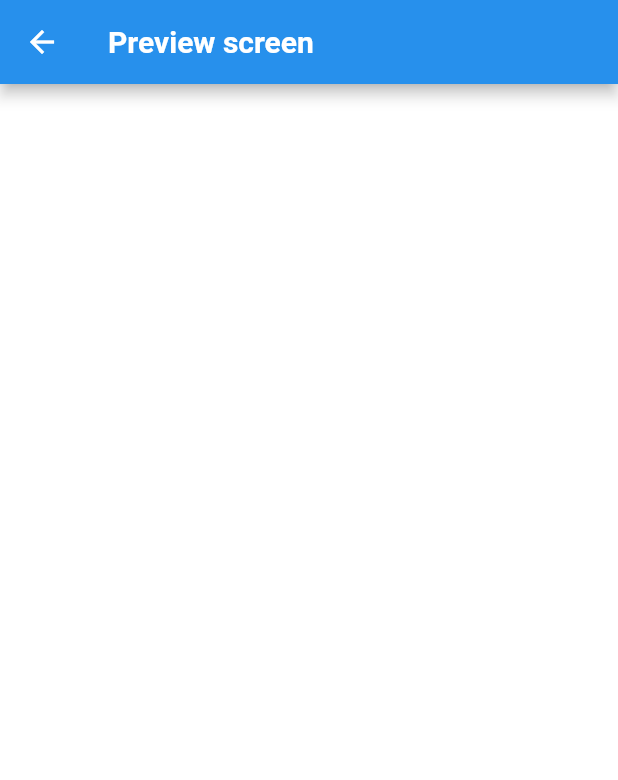
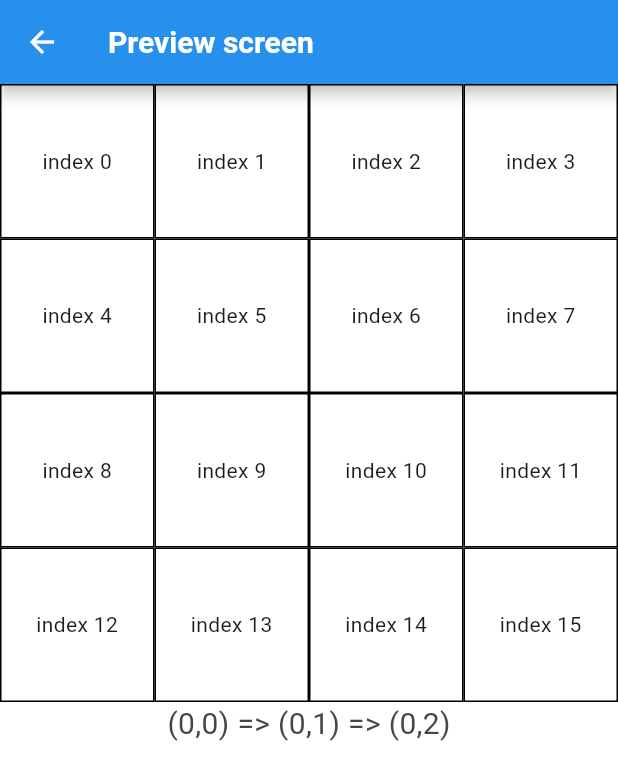
Before and after one commit to MaximDmytruk/short_path, a Flutter app: the PreviewScreen screen opened by its route, on a phone screen of 412 x 824 dp. Shown: the top 780 px of the screen. Run offline on Flutter 3.47's test engine with Material 3 defaults, Android fonts, the phone set to English and light mode, and no system bars.

Commit message:
Add widgets in PreviewScreen

```diff
--- a/lib/screens/preview_screen/preview_screen.dart
+++ b/lib/screens/preview_screen/preview_screen.dart
@@ -1,4 +1,5 @@
 import 'package:flutter/material.dart';
+import 'package:short_path/constants/colors_app/colors_app.dart';
 import 'package:short_path/widgets/custom_app_bars/custom_app_bar.dart';
 
 class PreviewScreen extends StatefulWidget {
@@ -13,6 +14,34 @@ class PreviewScreen extends StatefulWidget {
 class _PreviewScreenState extends State<PreviewScreen> {
   @override
   Widget build(BuildContext context) {
-    return Scaffold(appBar: CustomAppBar(titleName: 'Preview screen'));
+    return Scaffold(
+      appBar: CustomAppBar(titleName: 'Preview screen'),
+      body: Column(
+        children: [
+          GridView.builder(
+            shrinkWrap: true,
+            physics: NeverScrollableScrollPhysics(),
+            itemCount: 16,
+            gridDelegate: SliverGridDelegateWithFixedCrossAxisCount(
+              crossAxisCount: 4,
+            ),
+            itemBuilder: (BuildContext context, int index) {
+              return Container(
+                decoration: BoxDecoration(
+                  border: Border.all(width: 1, color: Colors.black),
+                ),
+                child: Center(
+                  child: Text('index $index', textAlign: TextAlign.center),
+                ),
+              );
+            },
+          ),
+          Text(
+            '(0,0) => (0,1) => (0,2)',
+            style: TextStyle(color: ColorsApp.textColor, fontSize: 20),
+          ),
+        ],
+      ),
+    );
   }
 }
```
